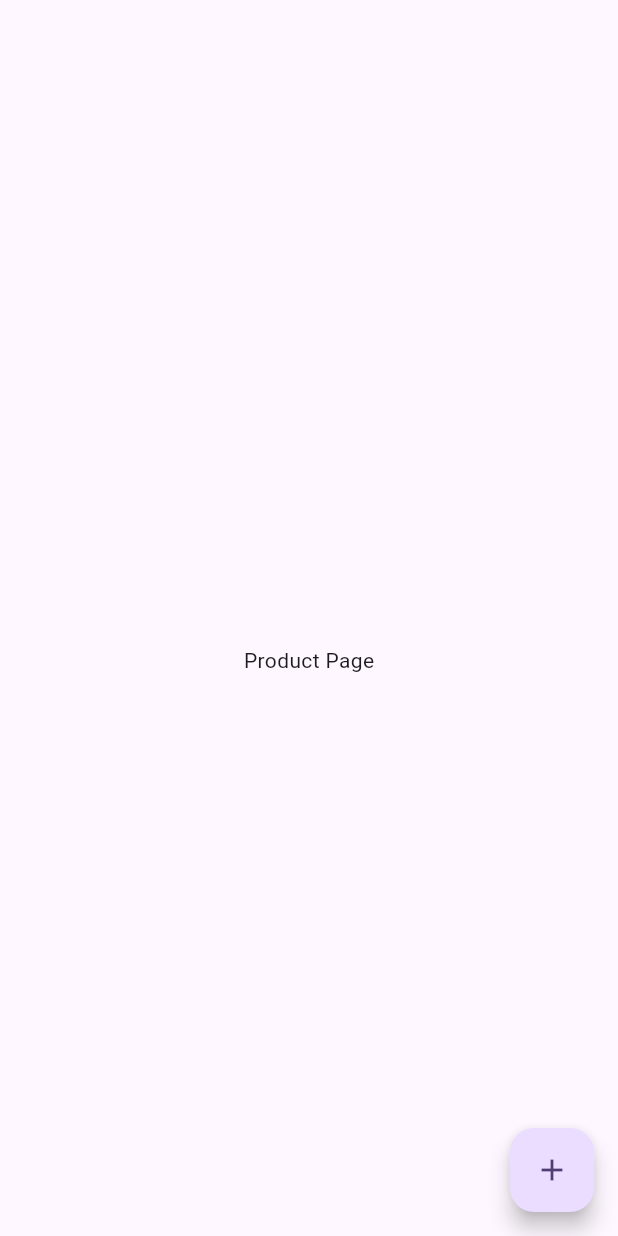
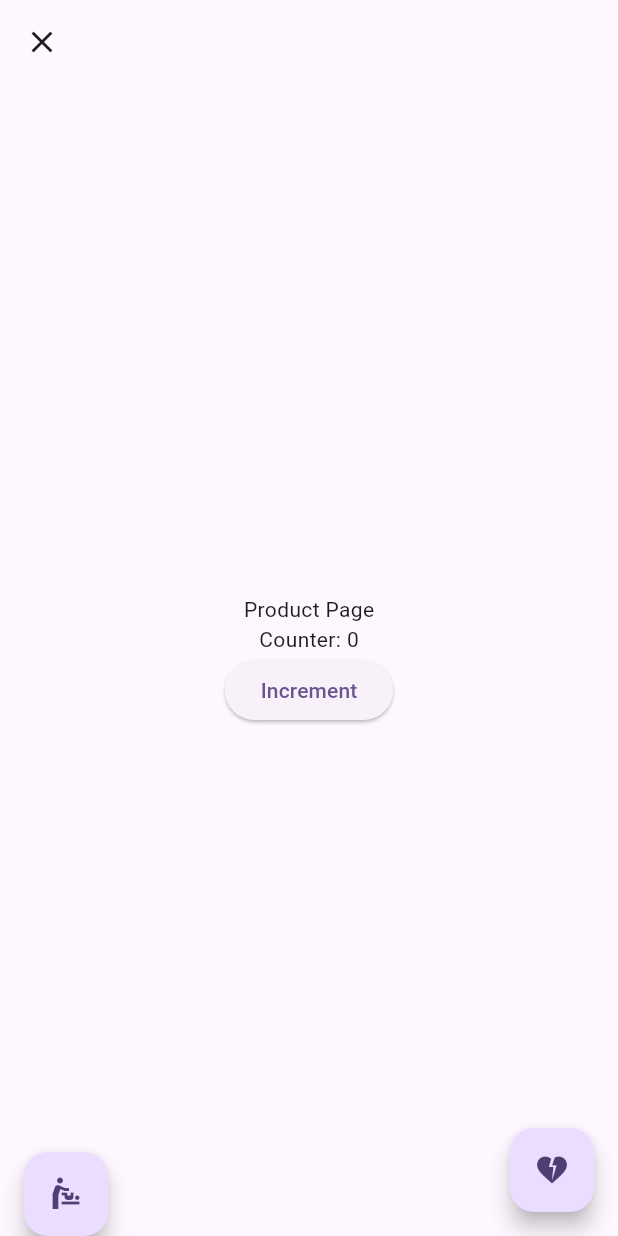
Before and after one commit to shubham16g/go_router_test, a Flutter app: the ProductPage screen opened by its route, on a phone screen of 412 x 824 dp. Run offline on Flutter 3.47's test engine with Material 3 defaults, Android fonts, the phone set to English and light mode, and no system bars; our stand-ins replace go_router.

Commit message:
Go router nested route and custom transition

```diff
--- a/lib/main.dart
+++ b/lib/main.dart
@@ -1,5 +1,6 @@
 import 'package:flutter/material.dart';
 import 'package:go_router/go_router.dart';
+import 'package:go_router_test/transitions.dart';
 
 void main() {
   runApp(const MyApp());
@@ -7,20 +8,46 @@ void main() {
 
 final _router = GoRouter(
   routes: [
-    GoRoute(
-      path: '/',
-      builder: (context, state) => const MyHomePage(),
-    ),
-    GoRoute(
-      path: '/product',
-      builder: (context, state) => const ProductPage(),
-    ),
-    GoRoute(
-      path: '/product2',
-      onExit: (context, state) {
-        return true;
-      },
-      builder: (context, state) => const ProductPage2(),
+    // GoRoute(
+    //     path: '/',
+    // builder: (context, state) => const MyHomePage(child: SizedBox())),
+    ShellRoute(
+      pageBuilder: (context, state, widget) => CustomTransitionPage<void>(
+        key: state.pageKey,
+        child: MyHomePage(state: state, child: widget),
+        transitionsBuilder: (context, animation, secondaryAnimation, child) =>
+            FadeTransition(opacity: animation, child: child),
+      ),
+      routes: [
+        GoRoute(
+            path: '/',
+            pageBuilder: (context, state) =>
+                noTransition(state.pageKey, Container(color: Colors.blue)),
+            routes: [
+              GoRoute(
+                path: 'product',
+                pageBuilder: (context, state) => pageTransition(state.pageKey, const ProductPage()),
+                routes: [
+                  GoRoute(
+                    path: 'product2',
+                    name: 'p2',
+                    pageBuilder: (context, state) => pageTransition(state.pageKey, const ProductPage2()),
+                  ),
+                ]
+              ),
+
+            ]),
+        GoRoute(
+          path: '/a',
+          pageBuilder: (context, state) =>
+              noTransition(state.pageKey, Container(color: Colors.red)),
+        ),
+        GoRoute(
+          path: '/b',
+          pageBuilder: (context, state) =>
+              noTransition(state.pageKey, Container(color: Colors.green)),
+        ),
+      ],
     ),
   ],
 );
@@ -42,76 +69,102 @@ class MyApp extends StatelessWidget {
   }
 }
 
-class MyHomePage extends StatefulWidget {
-  const MyHomePage({super.key});
+class MyHomePage extends StatelessWidget {
+  final Widget child;
+  final GoRouterState state;
 
-  @override
-  State<MyHomePage> createState() => _MyHomePageState();
-}
-
-class _MyHomePageState extends State<MyHomePage> {
-  int _counter = 0;
-
-  void _incrementCounter() {
-    context.go('/product');
-  }
+  const MyHomePage({super.key, required this.child, required this.state});
 
   @override
   Widget build(BuildContext context) {
+    // final contains = ['/', '/a', '/b'].any((e) => state.fullPath == e);
+    final contains = context.isDesktop;
+    return Scaffold(
+      appBar: contains
+          ? AppBar(
+              title: const Text('GoRouter Test'),
+            )
+          : null,
+      body: child,
+      bottomNavigationBar: contains
+          ? BottomNavigationBar(
+              onTap: (index) {
+                if (index == 0) {
+                  context.go('/');
+                } else if (index == 1) {
+                  context.go('/a');
+                } else if (index == 2) {
+                  context.go('/b');
+                }
+              },
+              items: const [
+                  BottomNavigationBarItem(
+                      icon: Icon(Icons.home), label: 'home'),
+                  BottomNavigationBarItem(
+                      icon: Icon(Icons.heart_broken), label: 'like'),
+                  BottomNavigationBarItem(
+                      icon: Icon(Icons.fire_truck), label: 'fire'),
+                ])
+          : null,
+      floatingActionButton: FloatingActionButton(
+        onPressed: () {
+          context.go('/product');
+        },
+        tooltip: 'Increment',
+        child: const Icon(Icons.heart_broken),
+      ), // This trailing comma makes auto-formatting nicer for build methods.
+    );
+  }
+}
 
+class ProductPage extends StatefulWidget {
+  const ProductPage({super.key});
+
+  @override
+  State<ProductPage> createState() => _ProductPageState();
+}
+
+class _ProductPageState extends State<ProductPage> {
+  int counter = 0;
+
+  @override
+  Widget build(BuildContext context) {
     return Scaffold(
       appBar: AppBar(
-        title: const Text('GoRouter Test'),
+        leading: CloseButton(
+          onPressed: () {
+            context.pop();
+          },
+        ),
       ),
       body: Center(
         child: Column(
           mainAxisAlignment: MainAxisAlignment.center,
           children: <Widget>[
-            const Text(
-              'You have pushed the button this many times:',
-            ),
-            Text(
-              '$_counter',
-              style: Theme.of(context).textTheme.headlineMedium,
+            const Text('Product Page'),
+            Text('Counter: $counter'),
+            ElevatedButton(
+              onPressed: () {
+                setState(() {
+                  counter++;
+                });
+              },
+              child: const Text('Increment'),
             ),
           ],
         ),
       ),
-      floatingActionButton: FloatingActionButton(
-        onPressed: _incrementCounter,
-        tooltip: 'Increment',
-        child: const Icon(Icons.add),
-      ), // This trailing comma makes auto-formatting nicer for build methods.
-    );
-  }
-}
-
-class ProductPage extends StatelessWidget {
-  const ProductPage({super.key});
-
-  @override
-  Widget build(BuildContext context) {
-    return Scaffold(
-      appBar: AppBar(),
-      body: Center(
-        child: Column(
-          mainAxisAlignment: MainAxisAlignment.center,
-          children: const <Widget>[
-            Text('Product Page'),
-          ],
-        ),
-      ),
+      floatingActionButtonLocation: FloatingActionButtonLocation.startDocked,
       floatingActionButton: FloatingActionButton(
         onPressed: () {
-          context.go('/product2');
+          context.goNamed('p2');
         },
-        tooltip: 'Increment',
-        child: const Icon(Icons.add),
+        tooltip: 'Switch Page',
+        child: const Icon(Icons.baby_changing_station),
       ),
     );
   }
 }
-
 
 class ProductPage2 extends StatelessWidget {
   const ProductPage2({super.key});
@@ -133,7 +186,7 @@ class ProductPage2 extends StatelessWidget {
           context.go('/');
         },
         tooltip: 'Increment',
-        child: const Icon(Icons.add),
+        child: const Icon(Icons.fire_extinguisher),
       ),
     );
   }
--- /dev/null
+++ b/lib/transitions.dart
@@ -0,0 +1,61 @@
+import 'package:flutter/material.dart';
+import 'package:go_router/go_router.dart';
+
+extension BExt on BuildContext {
+  bool get isDesktop => MediaQuery.of(this).size.width > 800;
+}
+
+Page<dynamic> noTransition(LocalKey key, Widget child) {
+  return CustomTransitionPage<void>(
+      key: key,
+      child: child,
+      transitionsBuilder: (context, animation, secondaryAnimation, child) =>
+          child);
+}
+
+Page<dynamic> pageTransition(LocalKey key, Widget child) {
+  return CustomTransitionPage<void>(
+    key: key,
+    child: child,
+    transitionDuration: const Duration(milliseconds: 120),
+    reverseTransitionDuration: const Duration(milliseconds: 120),
+    transitionsBuilder: (context, animation, secondaryAnimation, child) =>
+        context.isDesktop
+            ? child
+            : MaterialPageTransition(
+                animation: animation,
+                secondaryAnimation: secondaryAnimation,
+                child: child),
+  );
+}
+
+class MaterialPageTransition extends StatelessWidget {
+  final Animation<double> animation;
+  final Animation<double> secondaryAnimation;
+  final Widget child;
+
+  const MaterialPageTransition({
+    Key? key,
+    required this.animation,
+    required this.secondaryAnimation,
+    required this.child,
+  }) : super(key: key);
+
+  @override
+  Widget build(BuildContext context) {
+    return ScaleTransition(
+      scale: Tween<double>(begin: 1, end: 1.08).animate(
+        CurvedAnimation(parent: secondaryAnimation, curve: Curves.easeOut),
+      ),
+      child: FadeTransition(
+        opacity: animation,
+        child: ScaleTransition(
+          scale: Tween<double>(begin: 0.95, end: 1).animate(
+            CurvedAnimation(parent: animation, curve: Curves.easeOut),
+          ),
+          child: child,
+        ),
+      ),
+    );
+  }
+}
```
Also changed, not shown: 75 other files.
